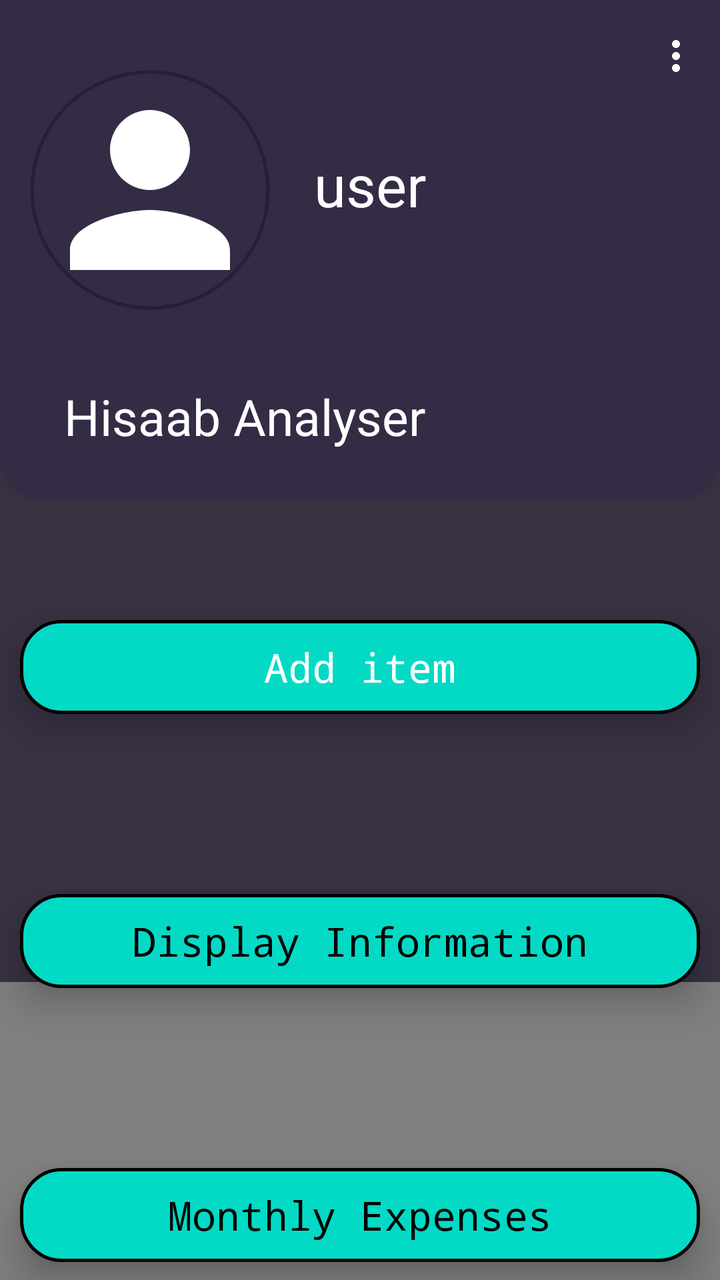
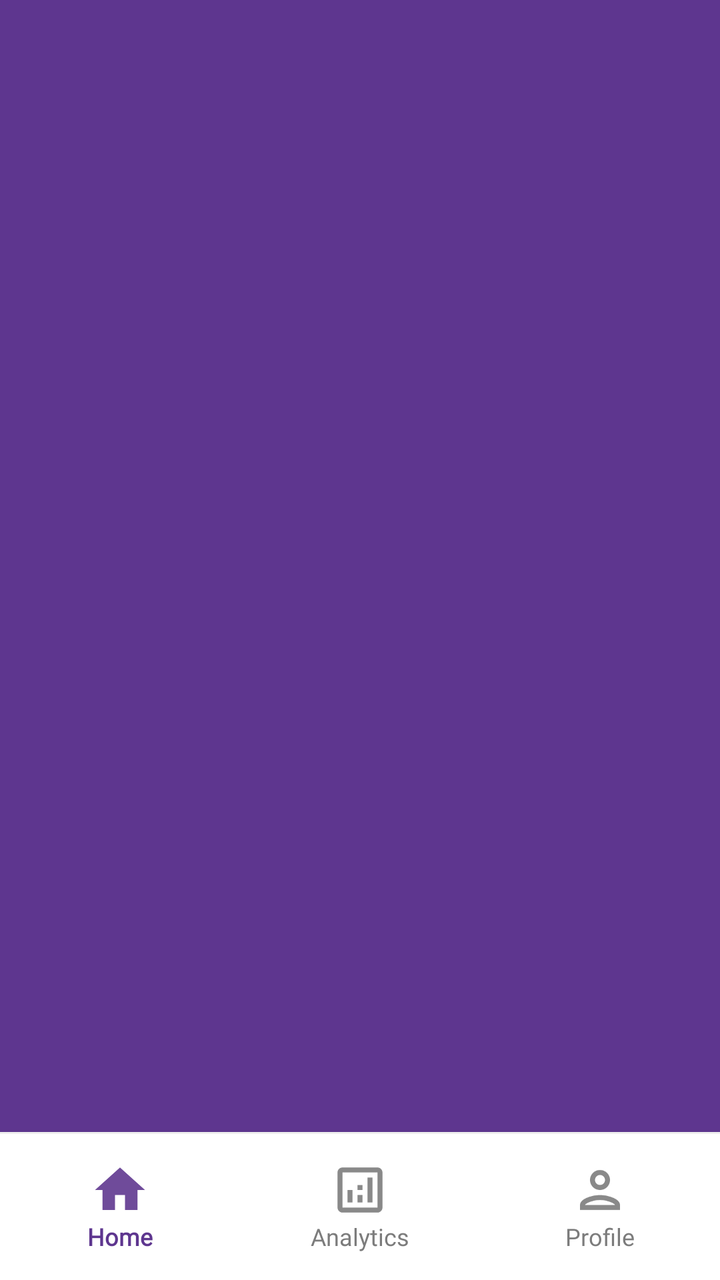

Two renders of the same Android screen: before a commit and after it. Below are the layout's source before the change and the commit's diff.
<!-- AndroidManifest.xml: application theme Theme.HisaabCalculator -->
<!-- res/layout/activity_first.xml -->
<?xml version="1.0" encoding="utf-8"?>

<androidx.coordinatorlayout.widget.CoordinatorLayout
    xmlns:android="http://schemas.android.com/apk/res/android"
    xmlns:tools="http://schemas.android.com/tools"
    xmlns:ads="http://schemas.android.com/apk/res-auto"
    android:layout_width="match_parent"
    android:layout_height="match_parent"
    android:id="@+id/first_parent_layout"
    xmlns:app="http://schemas.android.com/apk/res-auto"
    android:orientation="vertical"
    android:background="@color/backgrounddark"
    tools:context="hisaab.store.analyser.first">

    <com.google.android.material.appbar.AppBarLayout
        android:layout_width="match_parent"
        android:background="@drawable/collapsebackground"
        android:id="@+id/first_appbar"
        android:theme="@style/ThemeOverlay.AppCompat.Dark.ActionBar"
        android:layout_height="wrap_content"
        >
        <com.google.android.material.appbar.CollapsingToolbarLayout
            android:layout_width="match_parent"
            android:layout_height="250dp"
            app:titleCollapseMode="scale"
            app:title="@string/app_name"
            android:id="@+id/collapsing_first_page"
            app:contentScrim="@color/primarydark"
            app:expandedTitleTextAppearance="@style/CollapsingToolbarLayoutExpandedTextStyle"
            app:expandedTitleMarginTop="64dp"

            app:layout_scrollFlags="scroll|snap|exitUntilCollapsed"
            >

            <RelativeLayout
                android:layout_width="match_parent"
                android:padding="15dp"
                android:layout_height="match_parent"
                android:orientation="vertical"
                >

                <com.google.android.material.imageview.ShapeableImageView
                    android:id="@+id/first_toolbar_img"
                    android:layout_width="120dp"
                    android:layout_height="120dp"
                    android:layout_marginStart="0dp"
                    android:layout_marginTop="20dp"
                    android:layout_marginEnd="10dp"
                   android:background="@drawable/baseline_person_24_white"
                    android:scaleType="centerCrop"
                    android:backgroundTint="@color/white"
                    android:layout_marginBottom="0dp"
                    android:minWidth="100dp"
                    android:minHeight="100dp"
                    app:shapeAppearanceOverlay="@style/roundedImageview"
                    android:padding="1dp"
                    app:strokeColor="#281F37"
                    app:strokeWidth="1.8dp"
                     />

                <TextView
                    android:id="@+id/first_toolbar_txt"
                    android:layout_width="wrap_content"
                    android:layout_height="wrap_content"
                    android:layout_toRightOf="@id/first_toolbar_img"
                    android:layout_marginStart="12dp"
                    android:layout_marginTop="58dp"
                    android:layout_marginEnd="15dp"
                    android:layout_marginBottom="5dp"
                    android:text="user"
                    android:fontFamily="@font/days_one"
                    android:textColor="@color/white"
                    android:textSize="29sp" />

            </RelativeLayout>

            <androidx.appcompat.widget.Toolbar
                android:layout_width="match_parent"
                android:layout_height="58dp"
                android:id="@+id/first_toolbar"
                app:popupTheme="@style/ThemeOverlay.AppCompat.Dark"
                app:contentInsetStart="0dp"
                app:menu="@menu/menu"
                style="@style/MenuItemStyle"
                app:contentInsetEnd="0dp"
                app:title="Hisaab Pay"
                app:titleTextColor="@color/white"
                />

        </com.google.android.material.appbar.CollapsingToolbarLayout>
    </com.google.android.material.appbar.AppBarLayout>

    <androidx.core.widget.NestedScrollView
        android:layout_width="match_parent"
        android:layout_height="wrap_content"
        app:layout_behavior="@string/appbar_scrolling_view_behavior"
        >
<RelativeLayout
    android:layout_width="match_parent"
    android:layout_height="match_parent"
    >
    <com.airbnb.lottie.LottieAnimationView
        android:layout_width="390dp"
        android:layout_height="390dp"
        android:layout_centerHorizontal="true"
        android:layout_centerVertical="true"
        app:lottie_rawRes="@raw/bubble"
        app:lottie_colorFilter="@color/lottiepink"
        android:id="@+id/s2"
        app:lottie_autoPlay="true"
        app:lottie_loop="true"/>
        <LinearLayout
            android:layout_width="match_parent"
            android:layout_height="wrap_content"
            android:id="@+id/innerlayout_first"
            android:orientation="vertical">

            <TextView
                android:id="@+id/fb1"
                android:layout_width="340dp"
                android:layout_height="wrap_content"
                android:layout_gravity="center"
                android:layout_marginTop="60dp"
                android:background="@drawable/border2"
                android:clickable="true"
                android:elevation="10dp"
                android:focusable="true"
                android:fontFamily="monospace"
                android:gravity="center"
                android:paddingTop="10dp"
                android:paddingBottom="10dp"
                android:text="@string/buy_item"
                android:textColor="@color/white"
                android:textSize="@dimen/first_page_textsize_button" />


            <TextView
                android:id="@+id/fb2"
                android:layout_width="340dp"
                android:layout_height="wrap_content"
                android:layout_gravity="center"
                android:layout_marginTop="90dp"
                android:background="@drawable/border2"
                android:clickable="true"
                android:elevation="10dp"
                android:focusable="true"
                android:gravity="center"
                android:paddingTop="10dp"
                android:fontFamily="monospace"
                android:paddingBottom="10dp"
                android:text="@string/display_information"
                android:textColor="@color/black"
                android:textSize="@dimen/first_page_textsize_button" />


            <TextView
                android:id="@+id/fb3"
                android:layout_width="340dp"
                android:layout_height="wrap_content"
                android:layout_gravity="center"
                android:layout_marginTop="90dp"
                android:background="@drawable/border2"
                android:clickable="true"
                android:elevation="10dp"
                android:focusable="true"
                android:gravity="center"
                android:fontFamily="monospace"
                android:paddingTop="10dp"
                android:paddingBottom="10dp"
                android:text="Monthly Expenses"
                android:textColor="@color/black"
                android:textSize="@dimen/first_page_textsize_button"
                />
            <TextView
                android:id="@+id/fbyear"
                android:layout_width="340dp"
                android:layout_height="wrap_content"
                android:layout_marginTop="90dp"
                android:background="@drawable/border2"
                android:paddingTop="10dp"
                android:paddingBottom="10dp"
                android:layout_gravity="center"
                android:gravity="center"
                android:clickable="true"
                android:text="Yearly Expenses"
                android:fontFamily="monospace"
                android:elevation="10dp"
                android:textColor="@color/black"
                android:textSize="@dimen/first_page_textsize_button"
                android:focusable="true" />

            <TextView
                android:id="@+id/fb4"
                android:layout_width="340dp"
                android:layout_height="wrap_content"
                android:layout_gravity="center"
                android:layout_marginTop="90dp"
                android:layout_marginBottom="0dp"
                android:background="@drawable/border2"
                android:clickable="true"
                android:elevation="10dp"
                android:focusable="true"
                android:fontFamily="monospace"
                android:gravity="center"
                android:paddingTop="10dp"
                android:paddingBottom="10dp"
                android:text="Balance Enquiry"
                android:textColor="@color/black"
                android:textSize="@dimen/first_page_textsize_button" />
            <TextView
                android:id="@+id/delete_but_home"
                android:layout_width="340dp"
                android:layout_height="wrap_content"
                android:layout_marginTop="90dp"
                android:layout_marginBottom="80dp"
                android:background="@drawable/border2"
                android:fontFamily="monospace"
                android:paddingTop="10dp"
                android:paddingBottom="10dp"
                android:elevation="10dp"
                android:text="Delete Account"
                android:clickable="true"
                android:layout_gravity="center"
                android:gravity="center"
                android:textColor="@color/black"
                android:textSize="20sp"
                android:focusable="true" />

            <com.google.android.gms.ads.AdView
                android:layout_width="match_parent"
                android:layout_height="wrap_content"
                android:id="@+id/adViewfirst"
                android:layout_gravity="bottom"
                ads:adSize="BANNER"
                android:visibility="gone"
                android:layout_marginBottom="40dp"
                android:layout_marginTop="35dp"
                ads:adUnitId="ca-app-pub-1079506490540577/7402312139"
                />
        </LinearLayout>
</RelativeLayout>
    </androidx.core.widget.NestedScrollView>
    </androidx.coordinatorlayout.widget.CoordinatorLayout>
<!-- resources referenced by this layout -->
<resources>
  <color name="backgrounddark">#373142</color>
  <color name="black">#FF000000</color>
  <color name="lottiepink">#FF8BE5</color>
  <color name="primarydark">#342B45</color>
  <color name="white">#FFFFFFFF</color>
  <dimen name="first_page_textsize_button">20sp</dimen>
  <!-- drawable baseline_person_24_white (drawable) -->
  <vector android:height="24dp" android:tint="#E5E5E5"
      android:viewportHeight="24" android:viewportWidth="24"
      android:width="24dp" xmlns:android="http://schemas.android.com/apk/res/android">
      <path android:fillColor="@android:color/white" android:pathData="M12,12c2.21,0 4,-1.79 4,-4s-1.79,-4 -4,-4 -4,1.79 -4,4 1.79,4 4,4zM12,14c-2.67,0 -8,1.34 -8,4v2h16v-2c0,-2.66 -5.33,-4 -8,-4z"/>
  </vector>
  <!-- drawable border2 (drawable) -->
  <?xml version="1.0" encoding="utf-8"?>
  
  <shape xmlns:android="http://schemas.android.com/apk/res/android" android:shape="rectangle">
      <stroke
          android:color="@color/black"
          android:width="1.7dp"
          />
  <solid android:color="@color/itemdark"/>
      <corners
          android:radius="20dp"
          />
  
  </shape>
  <!-- drawable collapsebackground (drawable) -->
  <?xml version="1.0" encoding="utf-8"?>
  
  <shape xmlns:android="http://schemas.android.com/apk/res/android" android:shape="rectangle">
      <stroke
          android:color="#342B45"
          android:width="1dp"
          />
  <solid android:color="#342B45"/>
      <corners
          android:bottomLeftRadius="20dp"
          android:bottomRightRadius="20dp"
          />
  
  </shape>
  <string name="app_name">Hisaab Analyser</string>
  <string name="buy_item">Add item</string>
  <string name="display_information">Display Information</string>
  <style name="CollapsingToolbarLayoutExpandedTextStyle">
  
          <item name="android:textSize">25sp</item>
          <item name="android:padding">10dp</item>
          <item name="android:layout_marginStart">10dp</item>
      </style>
  <style name="MenuItemStyle" parent="TextAppearance.AppCompat.Widget.ActionBar.Menu">
          <item name="android:paddingTop">0dp</item>
          <item name="android:paddingBottom">0dp</item>
      </style>
  <style name="roundedImageview">
          <item name="cornerFamily">rounded</item>
          <item name="cornerSize">50%</item>
      </style>
  <style name="Theme.HisaabCalculator" parent="Theme.MaterialComponents.DayNight.NoActionBar">
          
          <item name="colorPrimary">@color/purple_500</item>
          <item name="android:itemBackground">#2B2A2A</item>
          <item name="android:textColor">@color/white</item>
          <item name="android:insetTop">0dp</item>
          <item name="popupMenuBackground">@color/white</item>
          <item name="android:insetBottom">0dp</item>
          <item name="colorPrimaryVariant">@color/purple_700</item>
          <item name="colorOnPrimary">@color/white</item>
          
          <item name="colorSecondary">@color/itemdark</item>
          <item name="colorSecondaryVariant">@color/teal_700</item>
          <item name="colorOnSecondary">@color/black</item>
          
          <item name="android:statusBarColor" tools:targetApi="l">@color/backgrounddark</item>
          
      </style>
  <color name="itemdark">#FF03DAC5</color>
  <color name="purple_500">#6200EE</color>
  <color name="purple_700">#FF3700B3</color>
  <color name="teal_700">#FF018786</color>
</resources>

<!-- the commit's change to res/layout/activity_first.xml (unified diff, before → after) -->
@@ -1,243 +1,54 @@
 <?xml version="1.0" encoding="utf-8"?>
-
-<androidx.coordinatorlayout.widget.CoordinatorLayout
+<RelativeLayout
     xmlns:android="http://schemas.android.com/apk/res/android"
     xmlns:tools="http://schemas.android.com/tools"
     xmlns:ads="http://schemas.android.com/apk/res-auto"
     android:layout_width="match_parent"
     android:layout_height="match_parent"
     android:id="@+id/first_parent_layout"
+    android:fitsSystemWindows="true"
     xmlns:app="http://schemas.android.com/apk/res-auto"
     android:orientation="vertical"
-    android:background="@color/backgrounddark"
+    android:background="@color/primarylight"
     tools:context="hisaab.store.analyser.first">
+    <FrameLayout
+        android:id="@+id/containerFrame_home"
+        android:layout_width="match_parent"
+        android:layout_height="match_parent"
+        android:layout_above="@+id/bottomNavigation_home" />
 
-    <com.google.android.material.appbar.AppBarLayout
+    <View
         android:layout_width="match_parent"
-        android:background="@drawable/collapsebackground"
-        android:id="@+id/first_appbar"
-        android:theme="@style/ThemeOverlay.AppCompat.Dark.ActionBar"
-        android:layout_height="wrap_content"
-        >
-        <com.google.android.material.appbar.CollapsingToolbarLayout
-            android:layout_width="match_parent"
-            android:layout_height="250dp"
-            app:titleCollapseMode="scale"
-            app:title="@string/app_name"
-            android:id="@+id/collapsing_first_page"
-            app:contentScrim="@color/primarydark"
-            app:expandedTitleTextAppearance="@style/CollapsingToolbarLayoutExpandedTextStyle"
-            app:expandedTitleMarginTop="64dp"
+        android:layout_height="1dp"
+        android:background="@color/first_view_bg_light"
+        android:id="@+id/first_view"
+        android:layout_above="@id/bottomNavigation_home" />
 
-            app:layout_scrollFlags="scroll|snap|exitUntilCollapsed"
-            >
+    <com.google.android.material.bottomnavigation.BottomNavigationView
+        android:id="@+id/bottomNavigation_home"
+        android:layout_width="match_parent"
+        android:layout_height="73dp"
+        ads:itemRippleColor="@color/primarylight"
+        android:layout_alignParentBottom="true"
+        app:itemBackground="@drawable/selector_item_background"
+        app:labelVisibilityMode="labeled"
+        android:layout_marginEnd="0dp"
+        android:layout_gravity="bottom"
+        app:itemShapeInsetStart="0dp"
+        app:itemShapeInsetTop="0dp"
+        app:itemShapeInsetBottom="0dp"
+        app:itemShapeInsetEnd="0dp"
+        app:itemHorizontalPadding="0dp"
+        app:itemPaddingBottom="12dp"
+        app:itemPaddingTop="8dp"
+        android:background="@color/backgroundlight"
+        ads:itemActiveIndicatorStyle="@color/primarylight"
+        ads:itemIconSize="30sp"
+        ads:itemTextAppearanceActive="@style/BottomNavTextActive_light"
+        ads:itemTextAppearanceInactive="@style/BottomNavTextInactive_light"
+        app:itemIconTint="@color/bottom_nav_selector_light"
+        app:itemHorizontalTranslationEnabled="false"
+        app:itemTextColor="@color/bottom_nav_selector_light"
+        app:menu="@menu/bottom_nav_menu" />
 
-            <RelativeLayout
-                android:layout_width="match_parent"
-                android:padding="15dp"
-                android:layout_height="match_parent"
-                android:orientation="vertical"
-                >
-
-                <com.google.android.material.imageview.ShapeableImageView
-                    android:id="@+id/first_toolbar_img"
-                    android:layout_width="120dp"
-                    android:layout_height="120dp"
-                    android:layout_marginStart="0dp"
-                    android:layout_marginTop="20dp"
-                    android:layout_marginEnd="10dp"
-                   android:background="@drawable/baseline_person_24_white"
-                    android:scaleType="centerCrop"
-                    android:backgroundTint="@color/white"
-                    android:layout_marginBottom="0dp"
-                    android:minWidth="100dp"
-                    android:minHeight="100dp"
-                    app:shapeAppearanceOverlay="@style/roundedImageview"
-                    android:padding="1dp"
-                    app:strokeColor="#281F37"
-                    app:strokeWidth="1.8dp"
-                     />
-
-                <TextView
-                    android:id="@+id/first_toolbar_txt"
-                    android:layout_width="wrap_content"
-                    android:layout_height="wrap_content"
-                    android:layout_toRightOf="@id/first_toolbar_img"
-                    android:layout_marginStart="12dp"
-                    android:layout_marginTop="58dp"
-                    android:layout_marginEnd="15dp"
-                    android:layout_marginBottom="5dp"
-                    android:text="user"
-                    android:fontFamily="@font/days_one"
-                    android:textColor="@color/white"
-                    android:textSize="29sp" />
-
-            </RelativeLayout>
-
-            <androidx.appcompat.widget.Toolbar
-                android:layout_width="match_parent"
-                android:layout_height="58dp"
-                android:id="@+id/first_toolbar"
-                app:popupTheme="@style/ThemeOverlay.AppCompat.Dark"
-                app:contentInsetStart="0dp"
-                app:menu="@menu/menu"
-                style="@style/MenuItemStyle"
-                app:contentInsetEnd="0dp"
-                app:title="Hisaab Pay"
-                app:titleTextColor="@color/white"
-                />
-
-        </com.google.android.material.appbar.CollapsingToolbarLayout>
-    </com.google.android.material.appbar.AppBarLayout>
-
-    <androidx.core.widget.NestedScrollView
-        android:layout_width="match_parent"
-        android:layout_height="wrap_content"
-        app:layout_behavior="@string/appbar_scrolling_view_behavior"
-        >
-<RelativeLayout
-    android:layout_width="match_parent"
-    android:layout_height="match_parent"
-    >
-    <com.airbnb.lottie.LottieAnimationView
-        android:layout_width="390dp"
-        android:layout_height="390dp"
-        android:layout_centerHorizontal="true"
-        android:layout_centerVertical="true"
-        app:lottie_rawRes="@raw/bubble"
-        app:lottie_colorFilter="@color/lottiepink"
-        android:id="@+id/s2"
-        app:lottie_autoPlay="true"
-        app:lottie_loop="true"/>
-        <LinearLayout
-            android:layout_width="match_parent"
-            android:layout_height="wrap_content"
-            android:id="@+id/innerlayout_first"
-            android:orientation="vertical">
-
-            <TextView
-                android:id="@+id/fb1"
-                android:layout_width="340dp"
-                android:layout_height="wrap_content"
-                android:layout_gravity="center"
-                android:layout_marginTop="60dp"
-                android:background="@drawable/border2"
-                android:clickable="true"
-                android:elevation="10dp"
-                android:focusable="true"
-                android:fontFamily="monospace"
-                android:gravity="center"
-                android:paddingTop="10dp"
-                android:paddingBottom="10dp"
-                android:text="@string/buy_item"
-                android:textColor="@color/white"
-                android:textSize="@dimen/first_page_textsize_button" />
-
-
-            <TextView
-                android:id="@+id/fb2"
-                android:layout_width="340dp"
-                android:layout_height="wrap_content"
-                android:layout_gravity="center"
-                android:layout_marginTop="90dp"
-                android:background="@drawable/border2"
-                android:clickable="true"
-                android:elevation="10dp"
-                android:focusable="true"
-                android:gravity="center"
-                android:paddingTop="10dp"
-                android:fontFamily="monospace"
-                android:paddingBottom="10dp"
-                android:text="@string/display_information"
-                android:textColor="@color/black"
-                android:textSize="@dimen/first_page_textsize_button" />
-
-
-            <TextView
-                android:id="@+id/fb3"
-                android:layout_width="340dp"
-                android:layout_height="wrap_content"
-                android:layout_gravity="center"
-                android:layout_marginTop="90dp"
-                android:background="@drawable/border2"
-                android:clickable="true"
-                android:elevation="10dp"
-                android:focusable="true"
-                android:gravity="center"
-                android:fontFamily="monospace"
-                android:paddingTop="10dp"
-                android:paddingBottom="10dp"
-                android:text="Monthly Expenses"
-                android:textColor="@color/black"
-                android:textSize="@dimen/first_page_textsize_button"
-                />
-            <TextView
-                android:id="@+id/fbyear"
-                android:layout_width="340dp"
-                android:layout_height="wrap_content"
-                android:layout_marginTop="90dp"
-                android:background="@drawable/border2"
-                android:paddingTop="10dp"
-                android:paddingBottom="10dp"
-                android:layout_gravity="center"
-                android:gravity="center"
-                android:clickable="true"
-                android:text="Yearly Expenses"
-                android:fontFamily="monospace"
-                android:elevation="10dp"
-                android:textColor="@color/black"
-                android:textSize="@dimen/first_page_textsize_button"
-                android:focusable="true" />
-
-            <TextView
-                android:id="@+id/fb4"
-                android:layout_width="340dp"
-                android:layout_height="wrap_content"
-                android:layout_gravity="center"
-                android:layout_marginTop="90dp"
-                android:layout_marginBottom="0dp"
-                android:background="@drawable/border2"
-                android:clickable="true"
-                android:elevation="10dp"
-                android:focusable="true"
-                android:fontFamily="monospace"
-                android:gravity="center"
-                android:paddingTop="10dp"
-                android:paddingBottom="10dp"
-                android:text="Balance Enquiry"
-                android:textColor="@color/black"
-                android:textSize="@dimen/first_page_textsize_button" />
-            <TextView
-                android:id="@+id/delete_but_home"
-                android:layout_width="340dp"
-                android:layout_height="wrap_content"
-                android:layout_marginTop="90dp"
-                android:layout_marginBottom="80dp"
-                android:background="@drawable/border2"
-                android:fontFamily="monospace"
-                android:paddingTop="10dp"
-                android:paddingBottom="10dp"
-                android:elevation="10dp"
-                android:text="Delete Account"
-                android:clickable="true"
-                android:layout_gravity="center"
-                android:gravity="center"
-                android:textColor="@color/black"
-                android:textSize="20sp"
-                android:focusable="true" />
-
-            <com.google.android.gms.ads.AdView
-                android:layout_width="match_parent"
-                android:layout_height="wrap_content"
-                android:id="@+id/adViewfirst"
-                android:layout_gravity="bottom"
-                ads:adSize="BANNER"
-                android:visibility="gone"
-                android:layout_marginBottom="40dp"
-                android:layout_marginTop="35dp"
-                ads:adUnitId="ca-app-pub-1079506490540577/7402312139"
-                />
-        </LinearLayout>
 </RelativeLayout>
-    </androidx.core.widget.NestedScrollView>
-    </androidx.coordinatorlayout.widget.CoordinatorLayout>
<!-- resource entries referenced after the edit -->
@@ -1,66 +1,50 @@
 <!-- resources referenced by this layout -->
 <resources>
-  <color name="backgrounddark">#373142</color>
+  <color name="backgroundlight">#FFFFFF</color>
+  <color name="first_view_bg_light">#F6F6F6</color>
+  <color name="primarylight">#5E368F</color>
+  <!-- drawable selector_item_background (drawable) -->
+  <selector xmlns:android="http://schemas.android.com/apk/res/android">
+  
+      
+      <item android:state_checked="true">
+          <inset
+              android:drawable="@color/transparent"
+              android:insetTop="5dp"
+              android:insetBottom="5dp"
+              android:insetLeft="0dp"
+              android:insetRight="0dp"/>
+      </item>
+  
+      <item android:state_checked="false">
+          <inset
+              android:drawable="@android:color/transparent"
+              android:insetTop="5dp"
+              android:insetBottom="5dp"
+              android:insetLeft="0dp"
+              android:insetRight="0dp"/>
+      </item>
+  
+  </selector>
+  <style name="BottomNavTextActive_light" parent="TextAppearance.AppCompat">
+          <item name="android:textSize">12sp</item>  
+          <item name="fontFamily">@font/poppins_medium</item>
+          <item name="android:layout_marginTop">4dp</item>
+          <item name="android:background">@color/backgroundlight</item>
+          <item name="android:textColor">@color/primarylight</item>
+      </style>
+  <style name="BottomNavTextInactive_light" parent="TextAppearance.AppCompat">
+          <item name="android:textSize">12sp</item>  
+          <item name="android:textColor">@color/gray</item>
+          <item name="fontFamily">@font/poppins_medium</item>
+          <item name="android:background">@color/backgroundlight</item>
+          <item name="android:layout_marginTop">4dp</item>
+      </style>
   <color name="black">#FF000000</color>
-  <color name="lottiepink">#FF8BE5</color>
-  <color name="primarydark">#342B45</color>
   <color name="white">#FFFFFFFF</color>
-  <dimen name="first_page_textsize_button">20sp</dimen>
-  <!-- drawable baseline_person_24_white (drawable) -->
-  <vector android:height="24dp" android:tint="#E5E5E5"
-      android:viewportHeight="24" android:viewportWidth="24"
-      android:width="24dp" xmlns:android="http://schemas.android.com/apk/res/android">
-      <path android:fillColor="@android:color/white" android:pathData="M12,12c2.21,0 4,-1.79 4,-4s-1.79,-4 -4,-4 -4,1.79 -4,4 1.79,4 4,4zM12,14c-2.67,0 -8,1.34 -8,4v2h16v-2c0,-2.66 -5.33,-4 -8,-4z"/>
-  </vector>
-  <!-- drawable border2 (drawable) -->
-  <?xml version="1.0" encoding="utf-8"?>
-  
-  <shape xmlns:android="http://schemas.android.com/apk/res/android" android:shape="rectangle">
-      <stroke
-          android:color="@color/black"
-          android:width="1.7dp"
-          />
-  <solid android:color="@color/itemdark"/>
-      <corners
-          android:radius="20dp"
-          />
-  
-  </shape>
-  <!-- drawable collapsebackground (drawable) -->
-  <?xml version="1.0" encoding="utf-8"?>
-  
-  <shape xmlns:android="http://schemas.android.com/apk/res/android" android:shape="rectangle">
-      <stroke
-          android:color="#342B45"
-          android:width="1dp"
-          />
-  <solid android:color="#342B45"/>
-      <corners
-          android:bottomLeftRadius="20dp"
-          android:bottomRightRadius="20dp"
-          />
-  
-  </shape>
-  <string name="app_name">Hisaab Analyser</string>
-  <string name="buy_item">Add item</string>
-  <string name="display_information">Display Information</string>
-  <style name="CollapsingToolbarLayoutExpandedTextStyle">
-  
-          <item name="android:textSize">25sp</item>
-          <item name="android:padding">10dp</item>
-          <item name="android:layout_marginStart">10dp</item>
-      </style>
-  <style name="MenuItemStyle" parent="TextAppearance.AppCompat.Widget.ActionBar.Menu">
-          <item name="android:paddingTop">0dp</item>
-          <item name="android:paddingBottom">0dp</item>
-      </style>
-  <style name="roundedImageview">
-          <item name="cornerFamily">rounded</item>
-          <item name="cornerSize">50%</item>
-      </style>
   <style name="Theme.HisaabCalculator" parent="Theme.MaterialComponents.DayNight.NoActionBar">
           
-          <item name="colorPrimary">@color/purple_500</item>
+          <item name="colorPrimary">@color/primarylight</item>
           <item name="android:itemBackground">#2B2A2A</item>
           <item name="android:textColor">@color/white</item>
           <item name="android:insetTop">0dp</item>
@@ -72,13 +56,16 @@
           <item name="colorSecondary">@color/itemdark</item>
           <item name="colorSecondaryVariant">@color/teal_700</item>
           <item name="colorOnSecondary">@color/black</item>
+          <item name="android:fitsSystemWindows">true</item>
+          <item name="android:windowFullscreen">false</item>
           
-          <item name="android:statusBarColor" tools:targetApi="l">@color/backgrounddark</item>
+          <item name="android:statusBarColor" tools:targetApi="l">@color/primarylight</item>
           
       </style>
+  <color name="transparent">#66FFFFFF</color>
+  <color name="gray">#939292</color>
   <color name="itemdark">#FF03DAC5</color>
-  <color name="purple_500">#6200EE</color>
-  <color name="purple_700">#FF3700B3</color>
+  <color name="purple_700">#E4E4E4</color>
   <color name="teal_700">#FF018786</color>
 </resources>
 
